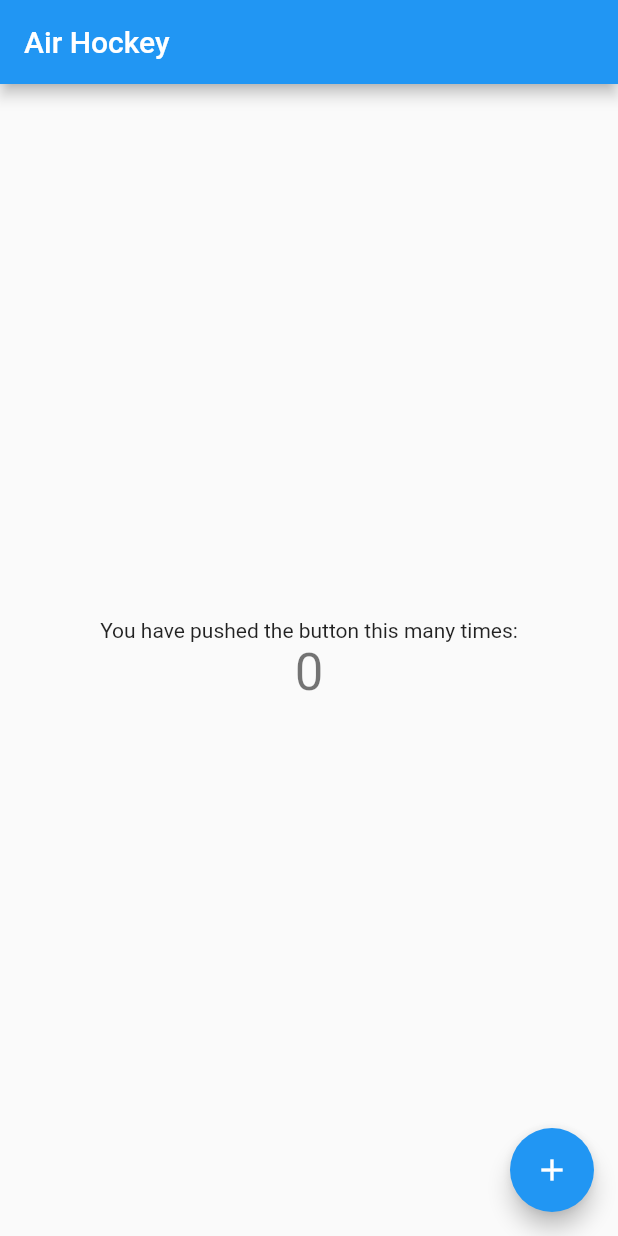
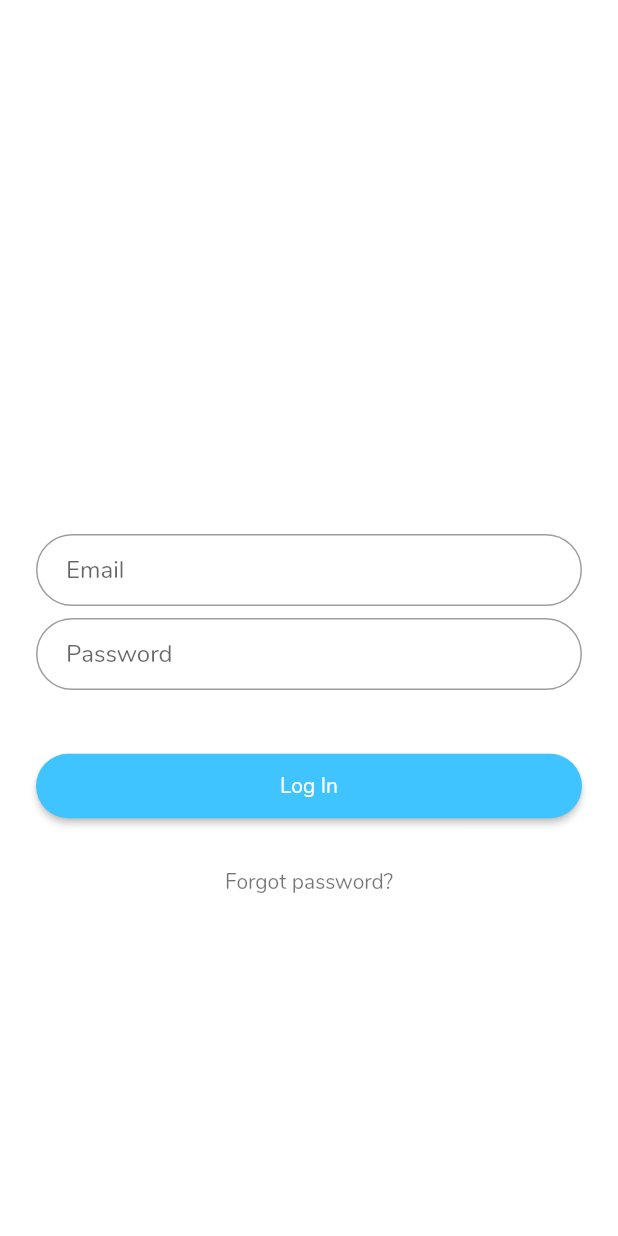
Before and after one commit to Robot-Hockey/Air-Mobile, a Flutter app: the screen it shows after launch, on a phone screen of 412 x 824 dp. Run offline on Flutter 3.47's test engine with Material 2 defaults, Android fonts, the phone set to English and light mode, and no system bars.

Commit message:
Adds login screen front-end
Closes: #2

Signed-off-by: Arthur Diniz <arthurbdiniz@gmail.com>

```diff
--- /dev/null
+++ b/lib/home_page.dart
@@ -0,0 +1,46 @@
+import 'package:flutter/material.dart';
+
+class HomePage extends StatelessWidget {
+  static String tag = 'home-page';
+
+  @override
+  Widget build(BuildContext context) {
+    final alucard = Hero(
+      tag: 'hero',
+      child: Padding(
+        padding: EdgeInsets.all(16.0),
+        child: CircleAvatar(
+          radius: 72.0,
+          backgroundColor: Colors.transparent,
+          // backgroundImage: AssetImage('assets/alucard.jpg'),
+        ),
+      ),
+    );
+
+    final welcome = Padding(
+      padding: EdgeInsets.all(8.0),
+      child: Text(
+        'Insert your card',
+        style: TextStyle(fontSize: 28.0, color: Colors.white),
+      ),
+    );
+
+    final body = Container(
+      width: MediaQuery.of(context).size.width,
+      padding: EdgeInsets.all(28.0),
+      decoration: BoxDecoration(
+        gradient: LinearGradient(colors: [
+          Colors.blue,
+          Colors.lightBlueAccent,
+        ]),
+      ),
+      child: Column(
+        children: <Widget>[alucard, welcome],
+      ),
+    );
+
+    return Scaffold(
+      body: body,
+    );
+  }
+}
--- /dev/null
+++ b/lib/login_page.dart
@@ -0,0 +1,85 @@
+import 'package:air_app/home_page.dart';
+import 'package:flutter/material.dart';
+
+class LoginPage extends StatefulWidget {
+  static String tag = 'login-page';
+  @override
+  _LoginPageState createState() => new _LoginPageState();
+}
+
+class _LoginPageState extends State<LoginPage> {
+  @override
+  Widget build(BuildContext context) {
+    final logo = Hero(
+      tag: 'hero',
+      child: CircleAvatar(
+        backgroundColor: Colors.transparent,
+        radius: 48.0,
+        // child: Image.asset('assets/logo.png'),
+      ),
+    );
+
+    final email = TextFormField(
+      keyboardType: TextInputType.emailAddress,
+      autofocus: false,
+      decoration: InputDecoration(
+        hintText: 'Email',
+        contentPadding: EdgeInsets.fromLTRB(20.0, 10.0, 20.0, 10.0),
+        border: OutlineInputBorder(borderRadius: BorderRadius.circular(32.0)),
+      ),
+    );
+
+    final password = TextFormField(
+      autofocus: false,
+      obscureText: true,
+      decoration: InputDecoration(
+        hintText: 'Password',
+        contentPadding: EdgeInsets.fromLTRB(20.0, 10.0, 20.0, 10.0),
+        border: OutlineInputBorder(borderRadius: BorderRadius.circular(32.0)),
+      ),
+    );
+
+    final loginButton = Padding(
+      padding: EdgeInsets.symmetric(vertical: 16.0),
+      child: RaisedButton(
+        shape: RoundedRectangleBorder(
+          borderRadius: BorderRadius.circular(24),
+        ),
+        onPressed: () {
+          Navigator.of(context).pushNamed(HomePage.tag);
+        },
+        padding: EdgeInsets.all(12),
+        color: Colors.lightBlueAccent,
+        child: Text('Log In', style: TextStyle(color: Colors.white)),
+      ),
+    );
+
+    final forgotLabel = FlatButton(
+      child: Text(
+        'Forgot password?',
+        style: TextStyle(color: Colors.black54),
+      ),
+      onPressed: () {},
+    );
+
+    return Scaffold(
+      backgroundColor: Colors.white,
+      body: Center(
+        child: ListView(
+          shrinkWrap: true,
+          padding: EdgeInsets.only(left: 24.0, right: 24.0),
+          children: <Widget>[
+            logo,
+            SizedBox(height: 48.0),
+            email,
+            SizedBox(height: 8.0),
+            password,
+            SizedBox(height: 24.0),
+            loginButton,
+            forgotLabel
+          ],
+        ),
+      ),
+    );
+  }
+}
--- a/lib/main.dart
+++ b/lib/main.dart
@@ -1,63 +1,26 @@
 import 'package:flutter/material.dart';
+import 'login_page.dart';
+import 'home_page.dart';
 
 void main() => runApp(MyApp());
 
 class MyApp extends StatelessWidget {
+  final routes = <String, WidgetBuilder>{
+    LoginPage.tag: (context) => LoginPage(),
+    HomePage.tag: (context) => HomePage(),
+  };
+
   @override
   Widget build(BuildContext context) {
     return MaterialApp(
-      title: 'Flutter Demo',
+      title: 'Air Hockey',
+      debugShowCheckedModeBanner: false,
       theme: ThemeData(
-        primarySwatch: Colors.blue,
+        primarySwatch: Colors.lightBlue,
+        fontFamily: 'Nunito',
       ),
-      home: MyHomePage(title: 'Air Hockey'),
+      home: LoginPage(),
+      routes: routes,
     );
   }
 }
-
-class MyHomePage extends StatefulWidget {
-  MyHomePage({Key key, this.title}) : super(key: key);
-
-  final String title;
-
-  @override
-  _MyHomePageState createState() => _MyHomePageState();
-}
-
-class _MyHomePageState extends State<MyHomePage> {
-  int _counter = 0;
-
-  void _incrementCounter() {
-    setState(() {
-      _counter++;
-    });
-  }
-
-  @override
-  Widget build(BuildContext context) {
-    return Scaffold(
-      appBar: AppBar(
-        title: Text(widget.title),
-      ),
-      body: Center(
-        child: Column(
-          mainAxisAlignment: MainAxisAlignment.center,
-          children: <Widget>[
-            Text(
-              'You have pushed the button this many times:',
-            ),
-            Text(
-              '$_counter',
-              style: Theme.of(context).textTheme.display1,
-            ),
-          ],
-        ),
-      ),
-      floatingActionButton: FloatingActionButton(
-        onPressed: _incrementCounter,
-        tooltip: 'Increment',
-        child: Icon(Icons.add),
-      ),
-    );
-  }
-}
--- a/pubspec.yaml
+++ b/pubspec.yaml
@@ -40,6 +40,11 @@
   # the material Icons class.
   uses-material-design: true
 
+  fonts:
+      - family: Nunito
+        fonts:
+          - asset: assets/Nunito.ttf
+
   # To add assets to your application, add an assets section, like this:
   # assets:
   #  - images/a_dot_burr.jpeg
```
Also changed, not shown: assets/Nunito.ttf (added).
